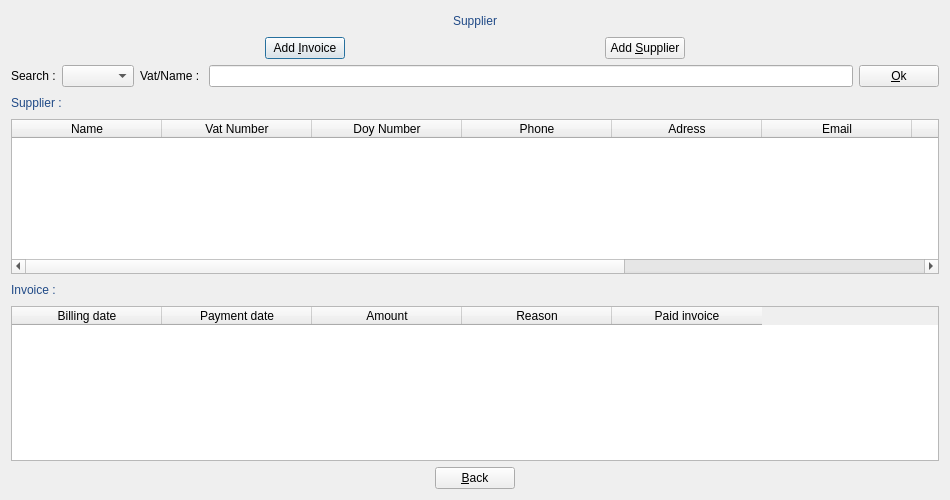
This is manageBill/dialogsupplier.ui in JMainard/manageBill as Qt 5 draws it before an edit. The edited form follows.
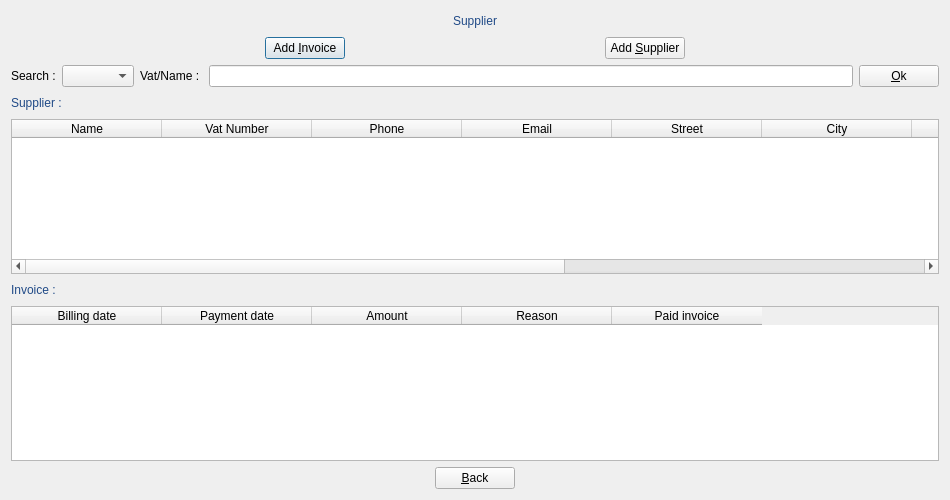
This is the edited form. Icons and pictures are not drawn.

Diff of the .ui file:
```diff
--- a/manageBill/dialogsupplier.ui
+++ b/manageBill/dialogsupplier.ui
@@ -243,21 +243,11 @@
        <string>Vat Number</string>
       </property>
      </column>
-     <column>
-      <property name="text">
-       <string>Doy Number</string>
-      </property>
-     </column>
      <column>
       <property name="text">
        <string>Phone</string>
       </property>
      </column>
-     <column>
-      <property name="text">
-       <string>Adress</string>
-      </property>
-     </column>
      <column>
       <property name="text">
        <string>Email</string>
@@ -265,7 +255,12 @@
      </column>
      <column>
       <property name="text">
-       <string>Contact Language</string>
+       <string>Street</string>
+      </property>
+     </column>
+     <column>
+      <property name="text">
+       <string>City</string>
       </property>
      </column>
      <column>
@@ -278,6 +273,16 @@
        <string>Post Code</string>
       </property>
      </column>
+     <column>
+      <property name="text">
+       <string>Contact Language</string>
+      </property>
+     </column>
+     <column>
+      <property name="text">
+       <string>Doy Number</string>
+      </property>
+     </column>
     </widget>
    </item>
    <item row="5" column="0">
```
Left out of the diff: 19 changed lines with no effect on the pictures.
